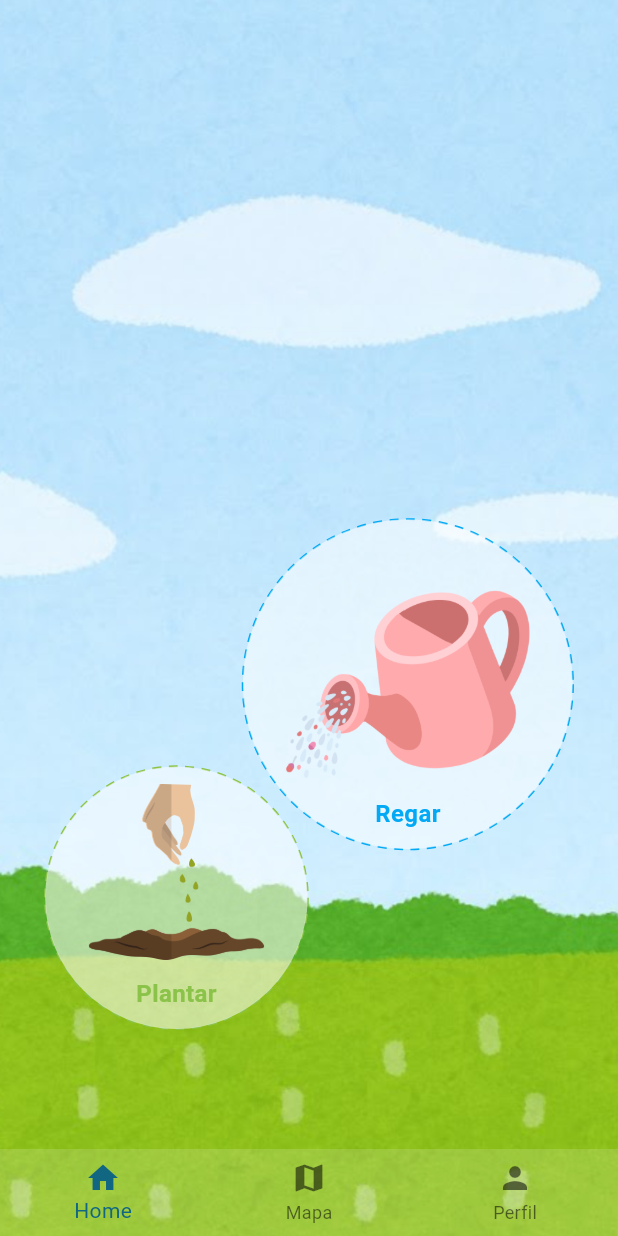
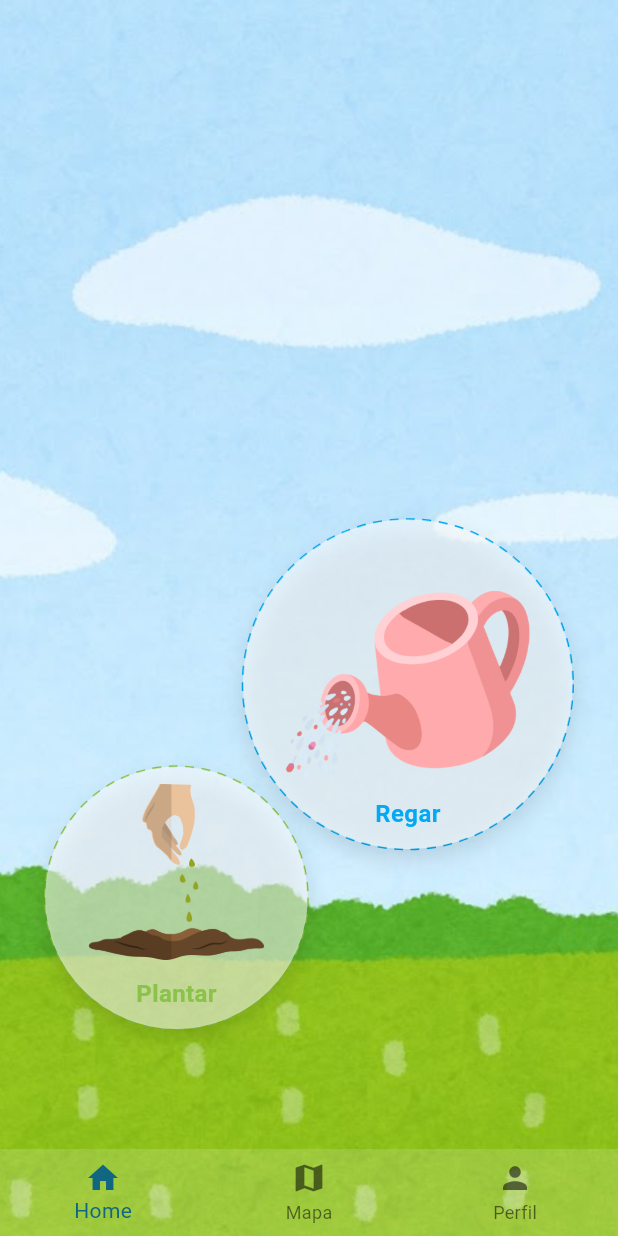
Before and after one commit to mirelasc23/ddm_projeto_final, a Flutter app: the Telas screen opened by its route, on a phone screen of 412 x 824 dp. Run offline on Flutter 3.47's test engine with Material 3 defaults, Android fonts, the phone set to English and light mode, and no system bars; drawn by our look-alikes of dotted_border; our stand-ins replace firebase_auth, firebase_core, get_it, sqflite; accounts and stored records are empty; Roboto replaces fonts that are missing (ChildosArabic).

Commit message:
botao mudado para stateful para adicionar animação de clicar

```diff
--- a/lib/widgets/botao_acao.dart
+++ b/lib/widgets/botao_acao.dart
@@ -2,7 +2,7 @@ import 'package:flutter/material.dart';
 import 'package:ddm_projeto_final/util/fontes.dart';
 import 'package:dotted_border/dotted_border.dart';
 
-class BotaoAcao extends StatelessWidget {
+class BotaoAcao extends StatefulWidget {
   final String imagem;
   final String label;
   final Color cor;
@@ -19,36 +19,61 @@ class BotaoAcao extends StatelessWidget {
   }) : super(key: key);
 
   @override
+  State<BotaoAcao> createState() => _BotaoAcaoState();
+}
+
+class _BotaoAcaoState extends State<BotaoAcao> {
+  bool _pressionado = false;
+
+  void _setPressionado(bool valor) => setState(() {
+    _pressionado = valor;
+  });
+
+  @override
   Widget build(BuildContext context) {
     return GestureDetector(
-      onTap: onTap,
+      onTap: widget.onTap,
+      onTapDown: (_) => _setPressionado(true),
+      onTapUp: (_) => _setPressionado(false),
+      onTapCancel: () => _setPressionado(false),
+      child: AnimatedScale(
+        scale: _pressionado ? 0.92 : 1.0,
+        duration: const Duration(milliseconds: 100),
+        curve: Curves.easeOut,
         child: DottedBorder(
           options: CircularDottedBorderOptions(
-          color: cor,
+            color: widget.cor,
             strokeWidth: 1.3,
             dashPattern: const [6, 5],
             padding: const EdgeInsets.all(0.1),
           ),
           child: Container(
-          width: tamanho,
-          height: tamanho,
+            width: widget.tamanho,
+            height: widget.tamanho,
             decoration: BoxDecoration(
               shape: BoxShape.circle,
               // border: Border.all(color: cor, width: 2, style: BorderStyle.solid),
               image: DecorationImage(
-              image: AssetImage(imagem),
+                image: AssetImage(widget.imagem),
                 fit: BoxFit.cover,
               ),
+              boxShadow: [
+                BoxShadow(
+                  color: Colors.black.withOpacity(_pressionado ? 0.08 : 0.12),
+                  blurRadius: _pressionado ? 6 : 12,
+                  offset: Offset(0, _pressionado ? 2: 6),
+                )
+              ]
             ),
             child: Align(
               alignment: Alignment.bottomCenter,
               child: Padding(
                 padding: const EdgeInsets.only(bottom: 12),
                 child: Text(
-                label,
+                  widget.label,
                   style: TextStyle(
                     fontFamily: AppFonts.childos,
-                  color: cor,
+                    color: widget.cor,
                     fontWeight: FontWeight.w600,
                     fontSize: 16,
                   ),
@@ -64,6 +89,7 @@ class BotaoAcao extends StatelessWidget {
             //   ),
           ),
         ),
+      ),
     );
   }
 }
```
Lines whose indentation alone changed are shown as unchanged.
